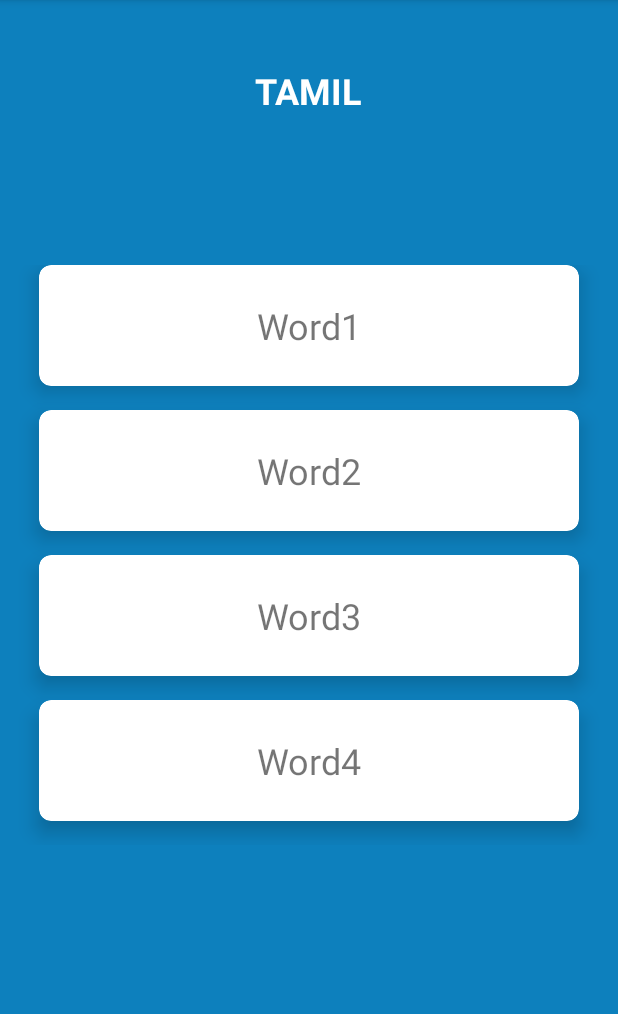
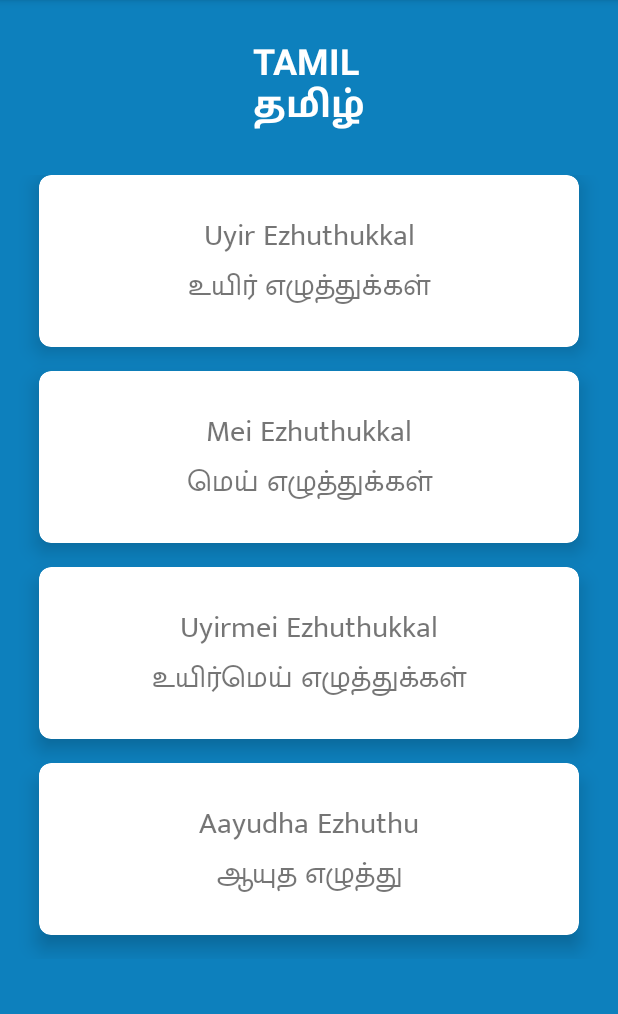
Before and after one commit to ArunJatesh/TheWrittenSystem, an Android app: the tamil_collection screen opened through its navigation route, on a phone screen of 412 x 824 dp, the part 84-1098 px from its top. Run offline under Robolectric (Android 15) with nearby library versions, the phone set to English and light mode, and no system bars; 1 statement that could not run was skipped.

Commit message:
Tamil characters added Canvas layout updated

```diff
--- a/app/src/main/java/com/example/thewrittensystem/fragment/tamil_collection.java
+++ b/app/src/main/java/com/example/thewrittensystem/fragment/tamil_collection.java
@@ -24,12 +24,29 @@ public class tamil_collection extends Fragment {
     RecyclerView recyclerView;
     private CollectionAdapter.RecyclerViewClickListener listener;
     NavController navController;
-    String[] collections = {"Word1", "Word2", "Word3", "Word4"};
-    String[] word1 = {"B", "U", "N", "D","L","E"};
-    String[] word2 = {"V", "I", "E", "W"};
-    String[] word3 = {"T", "A", "M", "I","L"};
-    String[] word4 = {"F", "R", "A", "G","M","E","N","T","S"};
-    List<String[]> category = Arrays.asList(word1, word2, word3, word4);
+    String[] collections = {"Uyir Ezhuthukkal\nஉயிர் எழுத்துக்கள்", "Mei Ezhuthukkal\nமெய் எழுத்துக்கள்", "Uyirmei Ezhuthukkal\nஉயிர்மெய் எழுத்துக்கள்", "Aayudha Ezhuthu\nஆயுத எழுத்து"};
+    String[] uyir = {"அ", "ஆ", "இ", "ஈ", "உ", "ஊ", "எ", "ஏ", "ஐ", "ஒ", "ஓ", "ஔ"};
+    String[] mei = {"க்", "ங்", "ச்", "ஞ்", "ட்", "ண்", "த்", "ந்", "ப்", "ம்", "ய்", "ர்", "ல்", "வ்", "ழ்", "ள்", "ற்", "ன்"};
+    String[] uyirmei = {"க", "கா", "கி", "கீ", "கு", "கூ", "கெ", "கே",	"கை", "கொ", "கோ", "கௌ",
+                      "ங", "ஙா", "ஙி", "ஙீ", "ஙு", "ஙூ", "ஙெ", "ஙே", "ஙை", "ஙொ", "ஙோ", "ஙௌ",
+                      "ச", "சா", "சி", "சீ", "சு",	"சூ", "செ",	"சே", "சை", "சொ",	"சோ", "சௌ",
+                      "ஞ",	"ஞா",	"ஞி",	"ஞீ",	"ஞு",	"ஞூ",	"ஞெ",	"ஞே",	"ஞை",	"ஞொ",	"ஞோ",	"ஞௌ",
+                      "ட",	"டா",	"டி",	"டீ",	"டு",	"டூ",	"டெ",	"டே",	"டை",	"டொ",	"டோ",	"டௌ",
+                      "ண",	"ணா",	"ணி",	"ணீ",	"ணு",	"ணூ",	"ணெ",	"ணே",	"ணை",	"ணொ",	"ணோ",	"ணௌ",
+                      "த", "தா", "தி",	"தீ",	"து",	"தூ",	"தெ",	"தே",	"தை",	"தொ",	"தோ",	"தௌ",
+                      "ந", "நா",	"நி",	"நீ",	"நு",	"நூ",	"நெ",	"நே",	"நை",	"நொ",	"நோ",	"நௌ",
+                      "ப",	"பா",	"பி",	"பீ",	"பு",	"பூ",	"பெ",	"பே",	"பை",	"பொ",	"போ",	"பௌ",
+                      "ம",	"மா",	"மி",	"மீ",	"மு",	"மூ",	"மெ",	"மே",	"மை",	"மொ",	"மோ",	"மௌ",
+                      "ய",	"யா",	"யி",	"யீ",	"யு",	"யூ",	"யெ",	"யே", 	"யை",	"யொ",	"யோ",	"யௌ",
+                      "ர",	"ரா",	"ரி",	"ரீ",	"ரு",	"ரூ",	"ரெ",	"ரே",	"ரை",	"ரொ",	"ரோ",	"ரௌ",
+                      "ல", "லா",	"லி",	"லீ",	"லு",	"லூ",	"லெ",	"லே",	"லை",	"லொ",	"லோ",	"லௌ",
+                      "வ",	"வா",	"வி",	"வீ",	"வு",	"வூ",	"வெ",	"வே",	"வை",	"வொ",	"வோ",	"வௌ",
+                      "ழ", "ழா",	"ழி", "ழீ",	"ழு",	"ழூ",	"ழெ",	"ழே",	"ழை",	"ழொ",	"ழோ",	"ழௌ",
+                      "ள", "ளா",	"ளி",	"ளீ",	"ளு",	"ளூ",	"ளெ",	"ளே",	"ளை",	"ளொ",	"ளோ",	"ளௌ",
+                      "ற", "றா",	"றி",	"றீ",	"று",	"றூ",	"றெ",	"றே",	"றை",	"றொ",	"றோ",	"றௌ",
+                      "ன",	"னா",	"னி",	"னீ",	"னு",	"னூ",	"னெ",	"னே",	"னை",	"னொ",	"னோ",	"னௌ"};
+    String[] aaidham = {"ஃ"};
+    List<String[]> category = Arrays.asList(uyir, mei, uyirmei, aaidham);
 
     @Override
     public void onCreate(Bundle savedInstanceState) {
--- a/app/src/main/res/layout/fragment_canvas.xml
+++ b/app/src/main/res/layout/fragment_canvas.xml
@@ -11,15 +11,6 @@
         layout="@layout/toolbar" />
 
     <!-- TODO: Update blank fragment layout -->
-    <TextView
-        android:id="@+id/letter"
-        android:layout_width="wrap_content"
-        android:layout_height="wrap_content"
-        android:layout_gravity="center_horizontal"
-        android:layout_margin="10dp"
-        android:text="A"
-        android:textColor="@color/black"
-        android:textSize="80sp" />
 
     <LinearLayout
         android:layout_width="wrap_content"
--- a/app/src/main/res/layout/fragment_grid.xml
+++ b/app/src/main/res/layout/fragment_grid.xml
@@ -18,6 +18,7 @@
         android:layout_width="wrap_content"
         android:layout_height="wrap_content"
         android:layout_centerHorizontal="true"
+        android:gravity="center"
         android:layout_marginTop="100dp"
         android:textColor="@color/white"
         android:textStyle="bold"
--- a/app/src/main/res/layout/fragment_tamil_collection.xml
+++ b/app/src/main/res/layout/fragment_tamil_collection.xml
@@ -13,10 +13,10 @@
         android:layout_width="wrap_content"
         android:layout_height="wrap_content"
         android:layout_gravity="center"
-        android:layout_marginTop="100dp"
+        android:layout_marginTop="80dp"
         android:textColor="@color/white"
         android:textStyle="bold"
-        android:text="TAMIL"
+        android:text="TAMIL\nதமிழ்"
         android:textSize="24sp" />
     <androidx.recyclerview.widget.RecyclerView
         android:id="@+id/recyclerView"
@@ -24,7 +24,7 @@
         android:layout_height="wrap_content"
         android:layout_marginStart="10dp"
         android:layout_marginEnd="10dp"
-        android:layout_marginTop="100dp"
+        android:layout_marginTop="30dp"
         android:horizontalSpacing="30dp"
         android:verticalSpacing="30dp"/>
 
--- a/app/src/main/res/layout/row_character_items.xml
+++ b/app/src/main/res/layout/row_character_items.xml
@@ -19,6 +19,7 @@
         android:layout_width="wrap_content"
         android:layout_height="wrap_content"
         android:padding="24dp"
+        android:fontFamily="@font/mukta_malar_regular"
         android:text="C"
         android:textSize="24sp"
         android:textAlignment="center"/>
--- a/app/src/main/res/layout/row_items.xml
+++ b/app/src/main/res/layout/row_items.xml
@@ -26,8 +26,9 @@
             android:padding="24dp"
             android:focusable="false"
             android:layout_gravity="center"
+            android:fontFamily="@font/mukta_malar_regular"
             android:text="Word"
-            android:textSize="24sp"
+            android:textSize="20sp"
             android:textAlignment="center"/>
     </LinearLayout>
 
```
